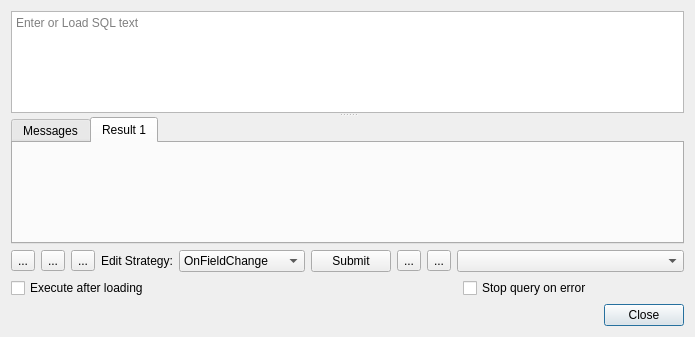
Above: mapper_app/ui/querydialog.ui from allenck/mapper before the change. Below: the same form after it.
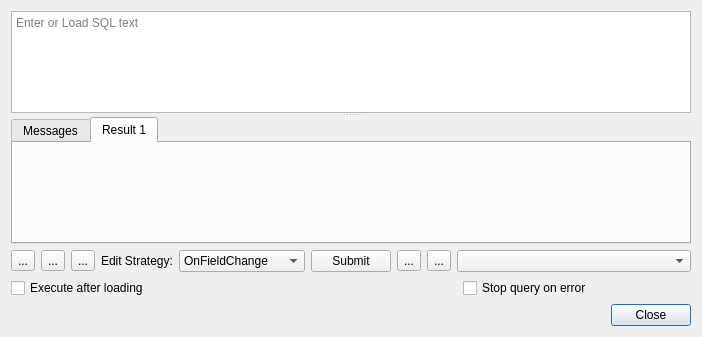
That is the form after the change. Icons and pictures are not drawn.

Patch:
```diff
--- a/mapper_app/ui/querydialog.ui
+++ b/mapper_app/ui/querydialog.ui
@@ -6,7 +6,7 @@
    <rect>
     <x>0</x>
     <y>0</y>
-    <width>695</width>
+    <width>702</width>
     <height>337</height>
    </rect>
   </property>
```
